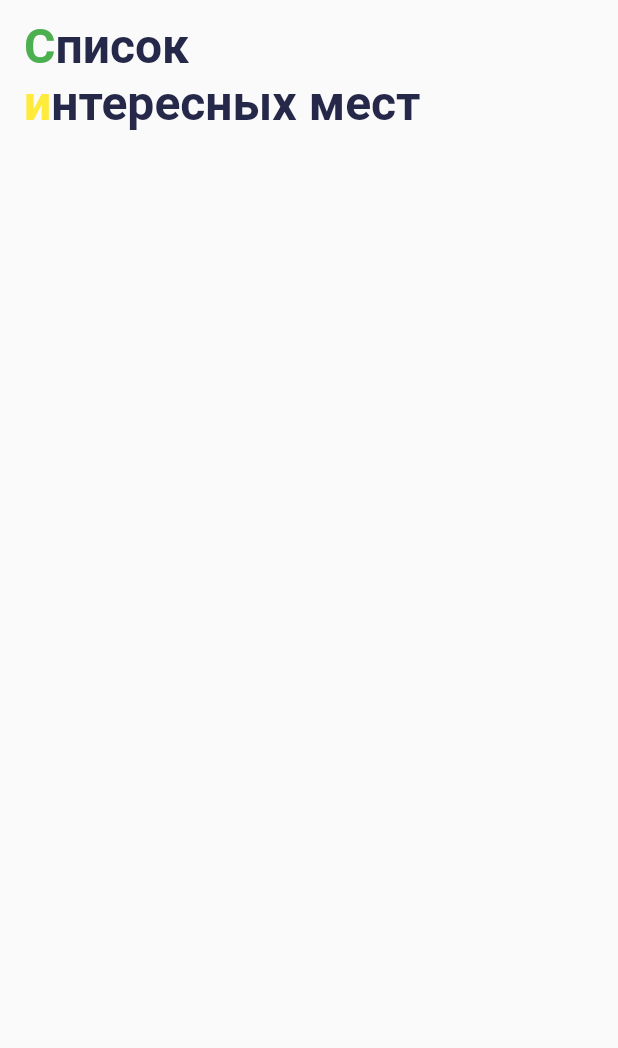
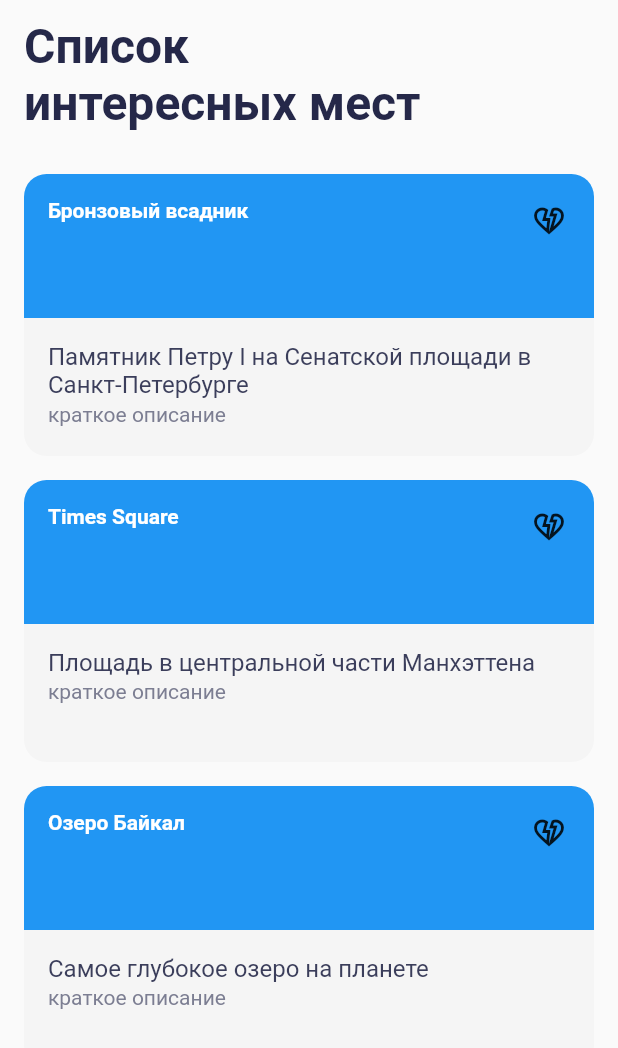
Before and after one commit to Jevilll/surf-flutter-course-likholetov, a Flutter app: the screen it shows after launch, on a phone screen of 412 x 824 dp. Shown: the top 1048 px of the screen. Run offline on Flutter 3.47's test engine with Material 2 defaults, Android fonts, the phone set to English and light mode, and no system bars.

```diff
--- a/lib/mocks.dart
+++ b/lib/mocks.dart
@@ -3,7 +3,7 @@ import 'package:places/domain/sight.dart';
 final List<Sight> mocks = [bronzeHorseman, timesSquare, lakeBaikal];
 
 final bronzeHorseman = Sight(
-  'Bronze Horseman',
+  'Бронзовый всадник',
   lat: 59.9363823,
   long: 30.3022308,
   details: 'Памятник Петру I на Сенатской площади в Санкт-Петербурге',
--- /dev/null
+++ b/lib/res/colors.dart
@@ -0,0 +1,12 @@
+import 'package:flutter/cupertino.dart';
+
+const Color whiteGreen = Color(0xFF4CAF50);
+const Color whiteMain = Color(0xFF252849);
+const Color whiteSecondary = Color(0xFF3B3E5B);
+const Color whiteSecondary2 = Color(0xFF7C7E92);
+const Color whiteInactiveBlack = Color.fromARGB(143, 124, 126, 146);
+const Color white = Color(0xFFFFFFFF);
+
+const Color blackMain = Color(0xFF21222C);
+
+const Color background = Color(0xFFF5F5F5);
--- /dev/null
+++ b/lib/res/strings.dart
@@ -0,0 +1,2 @@
+const String shortDescription = 'краткое описание';
+const String appName = 'Список\nинтересных мест';
--- /dev/null
+++ b/lib/res/styles.dart
@@ -0,0 +1,55 @@
+import 'package:flutter/material.dart';
+import 'package:places/res/colors.dart';
+
+const largeTitle = TextStyle(
+  fontSize: 32,
+  fontWeight: FontWeight.w700,
+  fontFamily: 'Roboto',
+  fontStyle: FontStyle.normal,
+);
+
+const title = TextStyle(
+  fontSize: 24,
+  fontWeight: FontWeight.w700,
+  fontFamily: 'Roboto',
+  fontStyle: FontStyle.normal,
+);
+
+const subtitle = TextStyle(
+  fontSize: 18,
+  fontWeight: FontWeight.w500,
+  fontFamily: 'Roboto',
+  fontStyle: FontStyle.normal,
+);
+
+const text = TextStyle(
+  fontSize: 16,
+  fontWeight: FontWeight.w500,
+  fontFamily: 'Roboto',
+  fontStyle: FontStyle.normal,
+  color: whiteSecondary,
+);
+
+const smallBold = TextStyle(
+  fontSize: 14,
+  fontWeight: FontWeight.w700,
+  fontFamily: 'Roboto',
+  fontStyle: FontStyle.normal,
+  color: white,
+);
+
+const small = TextStyle(
+  fontSize: 14,
+  fontWeight: FontWeight.w400,
+  fontFamily: 'Roboto',
+  fontStyle: FontStyle.normal,
+  color: whiteSecondary2,
+);
+
+const button = TextStyle(
+  fontSize: 14,
+  fontWeight: FontWeight.w700,
+  fontFamily: 'Roboto',
+  fontStyle: FontStyle.normal,
+  letterSpacing: 0.03,
+);
--- /dev/null
+++ b/lib/ui/screen/sight_card.dart
@@ -0,0 +1,77 @@
+import 'package:flutter/material.dart';
+import 'package:places/domain/sight.dart';
+import 'package:places/res/colors.dart';
+import 'package:places/res/strings.dart';
+import 'package:places/res/styles.dart';
+
+/// Виджет карточки достопримечательности.
+class SightCard extends StatelessWidget {
+  final Sight sight;
+
+  const SightCard(this.sight, {Key? key}) : super(key: key);
+
+  @override
+  Widget build(BuildContext context) {
+    return ClipRRect(
+      borderRadius: BorderRadius.circular(15),
+      child: Column(
+        children: [
+          Container(
+            color: Colors.blue,
+            height: 96,
+            width: double.infinity,
+            child: Stack(
+              fit: StackFit.expand,
+              children: [
+                Positioned(
+                  left: 16,
+                  top: 16,
+                  child: Text(
+                    sight.name,
+                    style: smallBold,
+                  ),
+                ),
+                const Positioned(
+                  top: 19,
+                  right: 18,
+                  child: Icon(Icons.heart_broken_outlined),
+                ),
+              ],
+            ),
+          ),
+          Container(
+            color: background,
+            height: 92,
+            width: double.infinity,
+            child: Padding(
+              padding: const EdgeInsets.all(16),
+              child: Column(
+                children: [
+                  SizedBox(
+                    width: double.infinity,
+                    child: Text(
+                      sight.details,
+                      maxLines: 2,
+                      style: text,
+                      textAlign: TextAlign.start,
+                      overflow: TextOverflow.ellipsis,
+                    ),
+                  ),
+                  Container(
+                    margin: const EdgeInsets.only(top: 2),
+                    width: double.infinity,
+                    child: const Text(
+                      shortDescription,
+                      textAlign: TextAlign.left,
+                      style: small,
+                    ),
+                  ),
+                ],
+              ),
+            ),
+          ),
+        ],
+      ),
+    );
+  }
+}
--- a/lib/ui/screen/sight_list_screen.dart
+++ b/lib/ui/screen/sight_list_screen.dart
@@ -1,4 +1,7 @@
 import 'package:flutter/material.dart';
+import 'package:places/mocks.dart';
+import 'package:places/res/strings.dart';
+import 'package:places/ui/screen/sight_card.dart';
 
 /// Экран списка достопримечательностей.
 class SightListScreen extends StatefulWidget {
@@ -13,20 +16,13 @@ class _SightListScreenState extends State<SightListScreen> {
   Widget build(BuildContext context) {
     return Scaffold(
       appBar: AppBar(
-        title: RichText(
-          text: const TextSpan(
-            style: TextStyle(
-              fontFamily: 'Roboto',
-              color: Color(0xFF252849),
-              fontSize: 32,
-              fontWeight: FontWeight.w700,
-            ),
-            children: [
-              TextSpan(text: 'С', style: TextStyle(color: Colors.green),),
-              TextSpan(text: 'писок\n'),
-              TextSpan(text: 'и', style: TextStyle(color: Colors.yellow),),
-              TextSpan(text: 'нтересных мест'),
-            ],
+        title: const Text(
+          appName,
+          style: TextStyle(
+            fontFamily: 'Roboto',
+            color: Color(0xFF252849),
+            fontSize: 32,
+            fontWeight: FontWeight.w700,
           ),
           textAlign: TextAlign.left,
           maxLines: 2,
@@ -36,6 +32,15 @@ class _SightListScreenState extends State<SightListScreen> {
         elevation: 0,
         toolbarHeight: 100,
       ),
+      body: ListView.separated(
+        padding: const EdgeInsets.all(16),
+        physics: const BouncingScrollPhysics(),
+        itemCount: mocks.length,
+        separatorBuilder: (context, index) => const SizedBox(
+          height: 16,
+        ),
+        itemBuilder: (context, index) => SightCard(mocks[index]),
+      ),
     );
   }
 }
```
